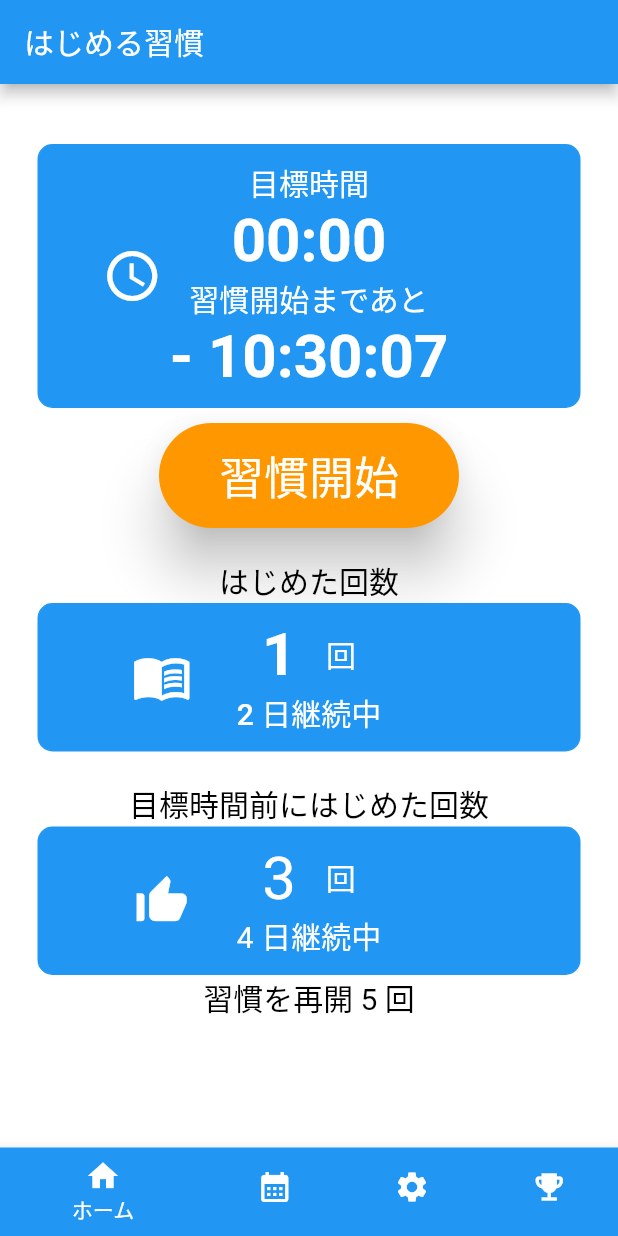
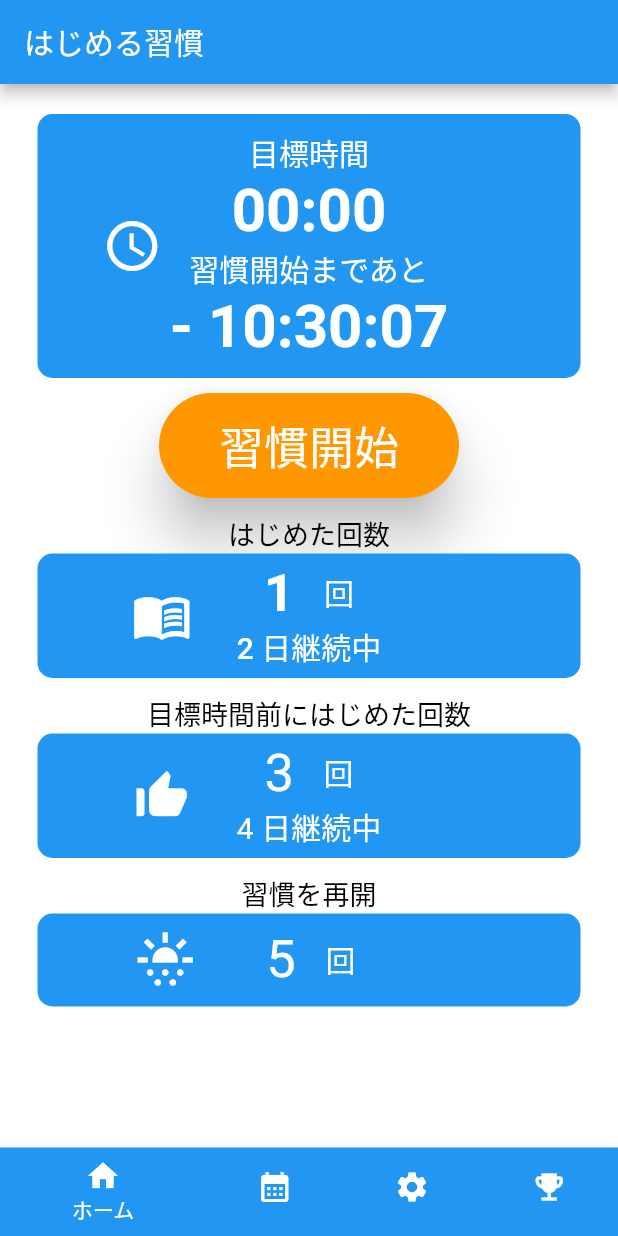
Before and after one commit to yousetsu/start_time_habits, a Flutter app: the screen it shows after launch, on a phone screen of 412 x 824 dp. Run offline on Flutter 3.47's test engine with Material 2 defaults, Android fonts, the phone set to English and light mode, and no system bars; our stand-ins replace flutter_calendar_carousel, flutter_local_notifications, flutter_native_timezone, sqflite, timezone; missing offline and left inert: flutter_picker; accounts and stored records are empty; statements that could not run were skipped.

Commit message:
習慣再開分のデザイン変更

```diff
--- a/lib/main.dart
+++ b/lib/main.dart
@@ -214,7 +214,7 @@ class _MyHomePageState extends State<MyHomePage> {
           child: Column(
               mainAxisAlignment: MainAxisAlignment.center,
               children:  <Widget>[
-                Padding(padding: EdgeInsets.all(20)),
+                Padding(padding: EdgeInsets.all(10)),
                       Container(
                         margin: const EdgeInsets.fromLTRB(25,0,25,10),
                         padding: const EdgeInsets.fromLTRB(0,10,0,10),
@@ -227,7 +227,7 @@ class _MyHomePageState extends State<MyHomePage> {
                             Column(
                               mainAxisAlignment: MainAxisAlignment.center,
                               children:   <Widget>[
-                                Text('目標時間',style:TextStyle(color: Colors.white,fontSize: 20.0)),
+                                Text('         目標時間         ',style:TextStyle(color: Colors.white,fontSize: 20.0)),
                                 Text( '${goalTimeParse.hour.toString().padLeft(2, '0')}:${goalTimeParse.minute.toString().padLeft(2, '0')}',style:TextStyle(color: Colors.white,fontSize: 40.0,fontWeight: FontWeight.w600)),
                                 Text(limitTimeText.toString(),style:TextStyle(color: Colors.white,fontSize: 20.0,)),
                                 Text(limitTime.toString(),style:TextStyle(color: Colors.white,fontSize: 40.0,fontWeight: FontWeight.w600))
@@ -245,17 +245,17 @@ class _MyHomePageState extends State<MyHomePage> {
                     child: Text( todayHabitsStart?'済':'習慣開始', style: const TextStyle(fontSize: 30.0, color: Colors.white,),),
                   ),
                 ),
-                Padding(padding: EdgeInsets.all(10)),
+                Padding(padding: EdgeInsets.all(5)),
                 ///習慣開始数
                 Row(
                     mainAxisAlignment: MainAxisAlignment.center,
                     children:  <Widget>[
                      // Icon(Icons.pending_actions),
-                      Text('はじめた回数',style:TextStyle(fontSize: 20.0,color: Colors.black,fontWeight: FontWeight.w500)),
+                      Text('はじめた回数',style:TextStyle(fontSize: 18.0,color: Colors.black,fontWeight: FontWeight.w500)),
                     ]),
                 Container(
                   margin: const EdgeInsets.fromLTRB(25,0,25,0),
-                  padding: const  EdgeInsets.fromLTRB(0,10,0,10),
+                  padding: const  EdgeInsets.fromLTRB(0,5,0,5),
                   alignment: Alignment.bottomCenter,
                   decoration: BoxDecoration(
                     border: Border.all(color: Colors.blue),
@@ -272,7 +272,7 @@ class _MyHomePageState extends State<MyHomePage> {
                           Row(
                               mainAxisAlignment: MainAxisAlignment.center,
                               children:  <Widget>[
-                                Text('$intNum',style:TextStyle(fontSize: 40.0,color: Colors.white,fontWeight: FontWeight.w700)),
+                                Text('$intNum',style:TextStyle(fontSize: 35.0,color: Colors.white,fontWeight: FontWeight.w700)),
                                 Text('    回',style:TextStyle(fontSize: 20.0,color: Colors.white)),
                               ]),
                           Text('$intComboNum 日継続中',style:TextStyle(fontSize: 20.0,color: Colors.white ,fontWeight: FontWeight.w500)),
@@ -281,17 +281,17 @@ class _MyHomePageState extends State<MyHomePage> {
                         SizedBox(width: 100, height: 50),
                       ],),
                 ),
-                Padding(padding: EdgeInsets.all(10)),
+                Padding(padding: EdgeInsets.all(5)),
                 Row(
                     mainAxisAlignment: MainAxisAlignment.center,
                     children:  <Widget>[
                      // Icon(Icons.pending_actions),
-                      Text('目標時間前にはじめた回数',style:TextStyle(fontSize: 20.0,color: Colors.black)),
+                      Text('目標時間前にはじめた回数',style:TextStyle(fontSize: 18.0,color: Colors.black)),
                     ]),
                 ///目標時間内に開始
                 Container(
                   margin: const EdgeInsets.fromLTRB(25,0,25,0),
-                  padding: const EdgeInsets.all(10.0),
+                  padding:  const  EdgeInsets.fromLTRB(0,5,0,5),
                   alignment: Alignment.bottomCenter,
                   decoration: BoxDecoration(
                     border: Border.all(color: Colors.blue),
@@ -308,7 +308,7 @@ class _MyHomePageState extends State<MyHomePage> {
                             Row(
                                 mainAxisAlignment: MainAxisAlignment.center,
                                 children:  <Widget>[
-                                  Text('$intDueNum',style:TextStyle(fontSize: 40.0,color: Colors.white)),
+                                  Text('$intDueNum',style:TextStyle(fontSize: 35.0,color: Colors.white)),
                                   Text('    回',style:TextStyle(fontSize: 20.0,color: Colors.white)),
                                 ]),
                             Text('$intComboDueNum 日継続中',style:TextStyle(fontSize: 20.0,color: Colors.white))
@@ -318,8 +318,36 @@ class _MyHomePageState extends State<MyHomePage> {
                       ],
                   ),
                 ),
-                Text('習慣を再開 $intRestart 回',style:TextStyle(fontSize: 20.0,color: Colors.black)),
-
+                Padding(padding: EdgeInsets.all(5)),
+                Text('習慣を再開',style:TextStyle(fontSize: 18.0,color: Colors.black)),
+                Container(
+                  margin: const EdgeInsets.fromLTRB(25,0,25,0),
+                  padding:  const  EdgeInsets.fromLTRB(0,5,0,5),
+                  alignment: Alignment.bottomCenter,
+                  decoration: BoxDecoration(
+                    border: Border.all(color: Colors.blue),
+                    borderRadius: BorderRadius.circular(10),
+                    color: Colors.blue,
+                  ),
+                  child: Row(
+                    mainAxisAlignment: MainAxisAlignment.center,
+                    children:  <Widget>[
+                      SizedBox(width: 100, height: 50,child:Icon(Icons.sunny_snowing,size: 40,color: Colors.white,)),
+                      Column(
+                        mainAxisAlignment: MainAxisAlignment.center,
+                        children:  <Widget>[
+                          Row(
+                              mainAxisAlignment: MainAxisAlignment.center,
+                              children:  <Widget>[
+                                Text('  $intRestart',style:TextStyle(fontSize: 35.0,color: Colors.white)),
+                                Text('    回   ',style:TextStyle(fontSize: 20.0,color: Colors.white)),
+                              ]),
+                        ],
+                      ),
+                      SizedBox(width: 100, height: 50),
+                    ],
+                  ),
+                ),
               ]
           )
       ),
```
